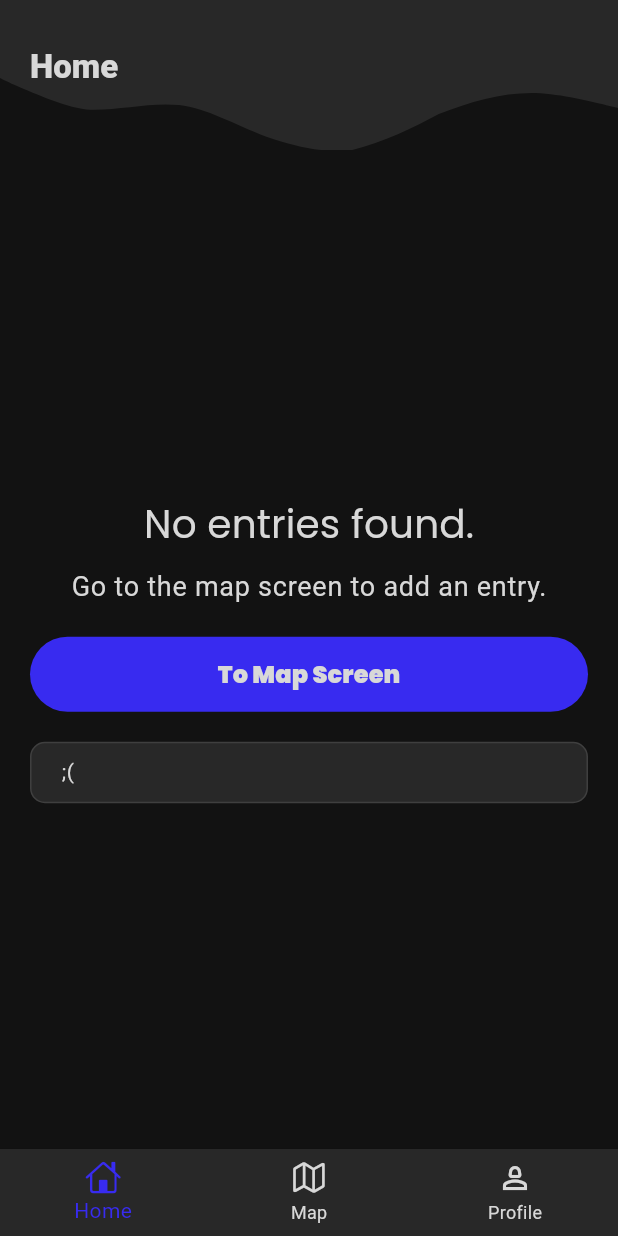
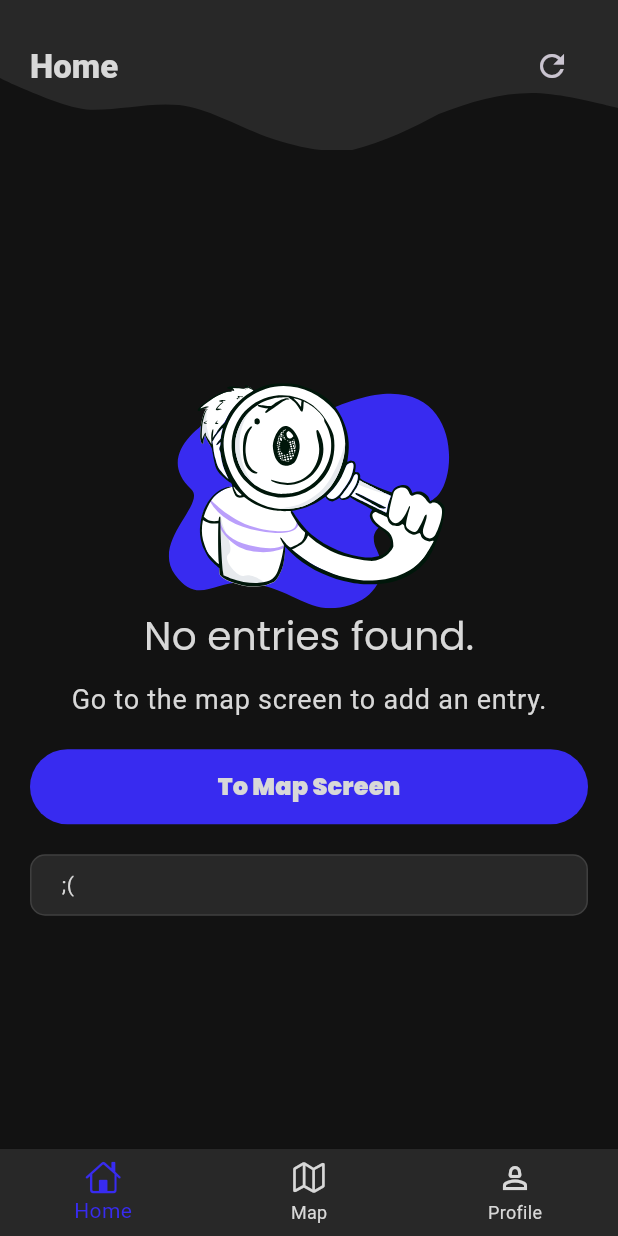
Before and after one commit to Zyttal/Jotter-Mapper, a Flutter app: the screen it shows once a user with an empty profile is signed in, on a phone screen of 412 x 824 dp. Run offline on Flutter 3.47's test engine with Material 3 defaults, Android fonts, the phone set to English and light mode, and no system bars; our stand-ins replace carousel_slider, cloud_firestore, firebase_auth, firebase_core, firebase_storage, flutter_dotenv and 11 more; missing offline and left inert: firebase_app_check; accounts and stored records are empty; network calls fail; Roboto replaces fonts that are missing (Heebo, Sintony).

Commit message:
Fix bugs and add a Method for Editing Display Name - Alert Dialog seemed to persist between screens, it only needed to be popped off to get rid of it - Home Screen is now wrapped within a RefreshIndicator and a Refresh button was added for updating the Entries List (sharo) - Did a few revisions on a few of the dialogs (some were overlapping and overflowing)

```diff
--- a/lib/controllers/entries_controller.dart
+++ b/lib/controllers/entries_controller.dart
@@ -61,6 +61,8 @@ class EntriesController with ChangeNotifier {
       final userId = UserDataController.I.currentUser!.uid;
       List<String>? imageUrls;
 
+      print("These are the images passed: $images");
+
       if (images != null && images.isNotEmpty) {
         imageUrls = [];
         for (var image in images) {
@@ -72,6 +74,7 @@ class EntriesController with ChangeNotifier {
           imageUrls.add(imageUrl);
         }
       }
+      print(imageUrls);
 
       final newEntry = Entry(
           entryId: '',
@@ -96,6 +99,7 @@ class EntriesController with ChangeNotifier {
           .collection('entries')
           .doc(entryId)
           .delete();
+
       entries.removeWhere((entry) => entry.entryId == entryId);
 
       notifyListeners();
--- a/lib/controllers/user_data_controller.dart
+++ b/lib/controllers/user_data_controller.dart
@@ -32,8 +32,10 @@ class UserDataController with ChangeNotifier {
   }
 
   Future<void> updateDisplayName(String displayName) async {
+    String? photoUrl = currentUser?.photoURL;
     await FirebaseAuth.instance.currentUser
-        ?.updateProfile(displayName: displayName);
+        ?.updateProfile(displayName: displayName, photoURL: photoUrl);
+
     await loadCurrentUser();
   }
 
--- a/lib/routing/router.dart
+++ b/lib/routing/router.dart
@@ -31,6 +31,9 @@ class GlobalRouter {
 
   FutureOr<String?> handleRedirect(
       BuildContext context, GoRouterState state) async {
+    if (state.matchedLocation == LandingScreen.route) {
+      return null;
+    }
     if (AuthController.I.state == AuthState.authenticated) {
       if (state.matchedLocation == LoginScreen.route) {
         return HomeScreen.route;
@@ -59,7 +62,7 @@ class GlobalRouter {
 
     router = GoRouter(
         navigatorKey: _rootNavigatorKey,
-        initialLocation: HomeScreen.route,
+        initialLocation: LandingScreen.route,
         redirect: handleRedirect,
         refreshListenable: AuthController.I,
         routes: [
--- a/lib/screens/content/add_entry_screen.dart
+++ b/lib/screens/content/add_entry_screen.dart
@@ -53,6 +53,7 @@ class _AddEntryScreenState extends State<AddEntryScreen> {
           title: title.text,
           subtitle: subtitle.text.isEmpty ? null : subtitle.text,
           content: content.text,
+          images: _selectedImages,
           location: widget.location,
           locationName: widget.address);
 
--- a/lib/screens/content/home_screen.dart
+++ b/lib/screens/content/home_screen.dart
@@ -1,4 +1,6 @@
 import 'package:flutter/material.dart';
+import 'package:flutter_spinkit/flutter_spinkit.dart';
+import 'package:flutter_svg/svg.dart';
 import 'package:jotter_mapper/controllers/entries_controller.dart';
 import 'package:jotter_mapper/controllers/joke_controller.dart';
 import 'package:jotter_mapper/controllers/user_data_controller.dart';
@@ -31,10 +33,23 @@ class _HomeScreenState extends State<HomeScreen> {
     userId = UserDataController.I.currentUser?.uid ?? '';
   }
 
+  Future<void> _refreshEntries() async {
+    setState(() {
+      isLoading = true;
+    });
+    await EntriesController.I.fetchEntries(userId);
+    setState(() {
+      isLoading = false;
+    });
+  }
+
   @override
   Widget build(BuildContext context) {
     return Scaffold(
-      body: NestedScrollView(
+      body: RefreshIndicator(
+        onRefresh: _refreshEntries,
+        color: ColorPalette.primary100,
+        child: NestedScrollView(
           headerSliverBuilder: (context, innerBoxIsScrolled) => [
             SliverAppBar(
               pinned: true,
@@ -57,6 +72,13 @@ class _HomeScreenState extends State<HomeScreen> {
                         child: Text(
                           "Home",
                           style: Theme.of(context).textTheme.headlineMedium,
+                        )),
+                    Positioned(
+                        top: 20,
+                        right: 20,
+                        child: IconButton(
+                          icon: Icon(Icons.refresh_outlined),
+                          onPressed: _refreshEntries,
                         ))
                   ],
                 ),
@@ -67,15 +89,19 @@ class _HomeScreenState extends State<HomeScreen> {
             future: EntriesController.I.fetchEntries(userId),
             builder: (context, snapshot) {
               if (snapshot.connectionState == ConnectionState.waiting) {
-              return Center(child: CircularProgressIndicator());
+                return const Center(
+                    child: SpinKitChasingDots(
+                  color: ColorPalette.primary100,
+                ));
               } else if (snapshot.hasError) {
-              return Center(child: Text('Error loading entries'));
+                return const Center(child: Text('Error loading entries'));
               } else {
                 return EntriesController.I.entries.isEmpty
                     ? const EmptyEntriesWidget()
                     : const EntriesListWidget();
               }
             },
+          ),
         ),
       ),
     );
@@ -89,23 +115,30 @@ class EntriesListWidget extends StatelessWidget {
 
   @override
   Widget build(BuildContext context) {
+    final itemCount = EntriesController.I.entries.length + 1;
+
     return ListView.builder(
-      itemCount: EntriesController.I.entries.length,
+      itemCount: itemCount,
       itemBuilder: (context, index) {
         if (index == EntriesController.I.entries.length) {
-          return Padding(
-            padding: const EdgeInsets.symmetric(horizontal: 20, vertical: 20),
+          return Column(
+            children: [
+              Padding(
+                padding:
+                    const EdgeInsets.symmetric(horizontal: 20, vertical: 10),
+                child: CustomButton(func: () {}, text: "Add another Entry"),
+              ),
+              Padding(
+                padding:
+                    const EdgeInsets.symmetric(horizontal: 20, vertical: 20),
                 child: CustomCardWidget(
-              child: Column(
-                crossAxisAlignment: CrossAxisAlignment.start,
-                children: [
-                  Text(
+                  child: Text(
                     JokeController.I.joke ?? ';((',
                     style: Theme.of(context).textTheme.bodySmall,
                   ),
-                ],
                 ),
               ),
+            ],
           );
         }
 
@@ -191,6 +224,10 @@ class EmptyEntriesWidget extends StatelessWidget {
         child: Column(
           mainAxisAlignment: MainAxisAlignment.center,
           children: [
+            SvgPicture.asset(
+              "assets/images/ob_graphic3.svg",
+              height: 150,
+            ),
             Text(
               'No entries found.',
               style: Theme.of(context)
@@ -215,14 +252,9 @@ class EmptyEntriesWidget extends StatelessWidget {
             const SizedBox(height: 20),
             if (JokeController.I.joke != null)
               CustomCardWidget(
-                child: Column(
-                  crossAxisAlignment: CrossAxisAlignment.start,
-                  children: [
-                    Text(
+                child: Text(
                   JokeController.I.joke ?? ';((',
                   style: Theme.of(context).textTheme.bodySmall,
-                    ),
-                  ],
                 ),
               ),
           ],
--- a/lib/screens/content/wrapper.dart
+++ b/lib/screens/content/wrapper.dart
@@ -31,9 +31,9 @@ class _AppWrapperState extends State<AppWrapper> {
       bottomNavigationBar: BottomNavigationBar(
         type: BottomNavigationBarType.fixed,
         selectedItemColor: ColorPalette.primary100,
-        selectedLabelStyle: TextStyle(color: ColorPalette.primary100),
+        selectedLabelStyle: const TextStyle(color: ColorPalette.primary100),
         unselectedItemColor: ColorPalette.washedWhite,
-        unselectedLabelStyle: TextStyle(color: ColorPalette.washedWhite),
+        unselectedLabelStyle: const TextStyle(color: ColorPalette.washedWhite),
         useLegacyColorScheme: false,
         backgroundColor: ColorPalette.dark200,
         currentIndex: index,
--- a/lib/widgets/entry_dialog.dart
+++ b/lib/widgets/entry_dialog.dart
@@ -81,6 +81,7 @@ void addEntryDialog(BuildContext context, LatLng tappedLocation) {
                       'address': fullAddress
                     };
 
+                    Navigator.of(context).pop();
                     GlobalRouter.I.router
                         .push(AddEntryScreen.route, extra: extra);
                   },
```
Also changed, not shown: lib/screens/content/map_screen.dart (+7 -5 lines), lib/screens/content/profile_screen.dart (+55 -7 lines). Lines whose indentation alone changed are shown as unchanged.
